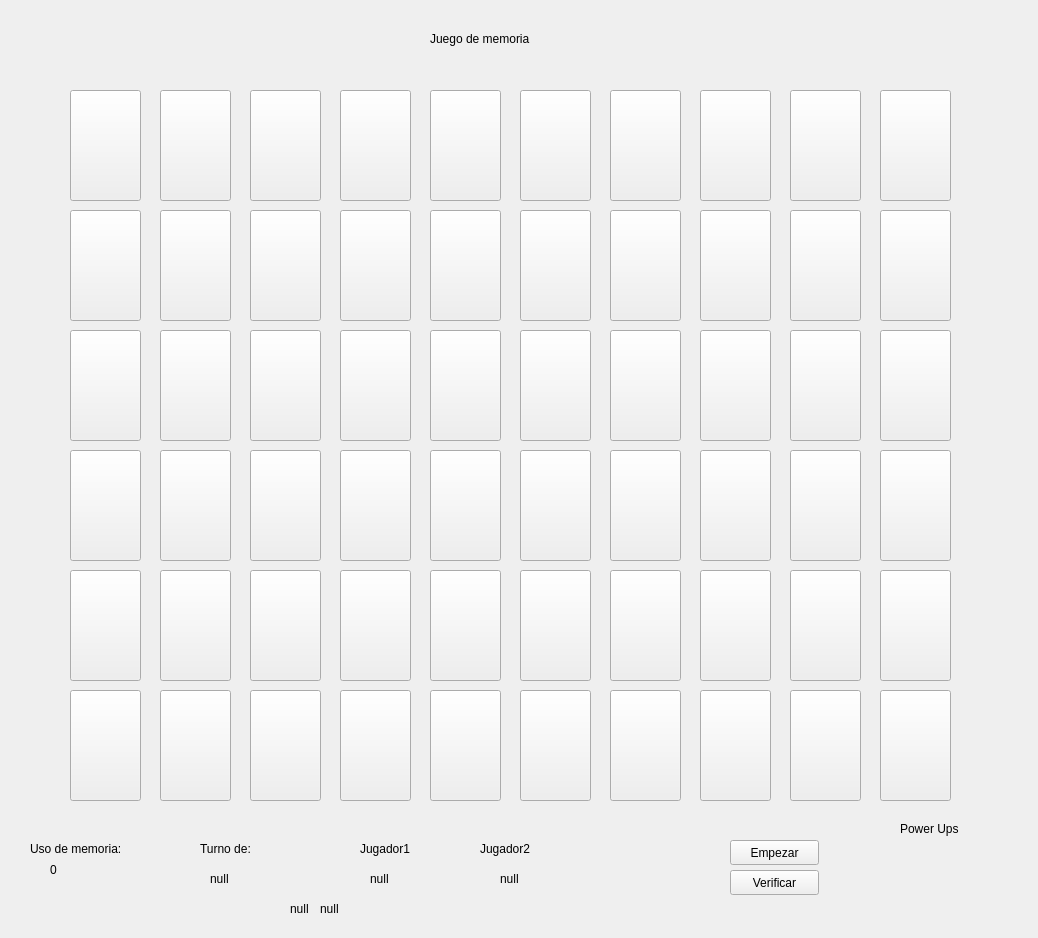
First picture: the form in Interfaz/Cliente_Memoria/mainwindow.ui, repository dylangf16/Proyecto-01-CE-2103, before the edit.
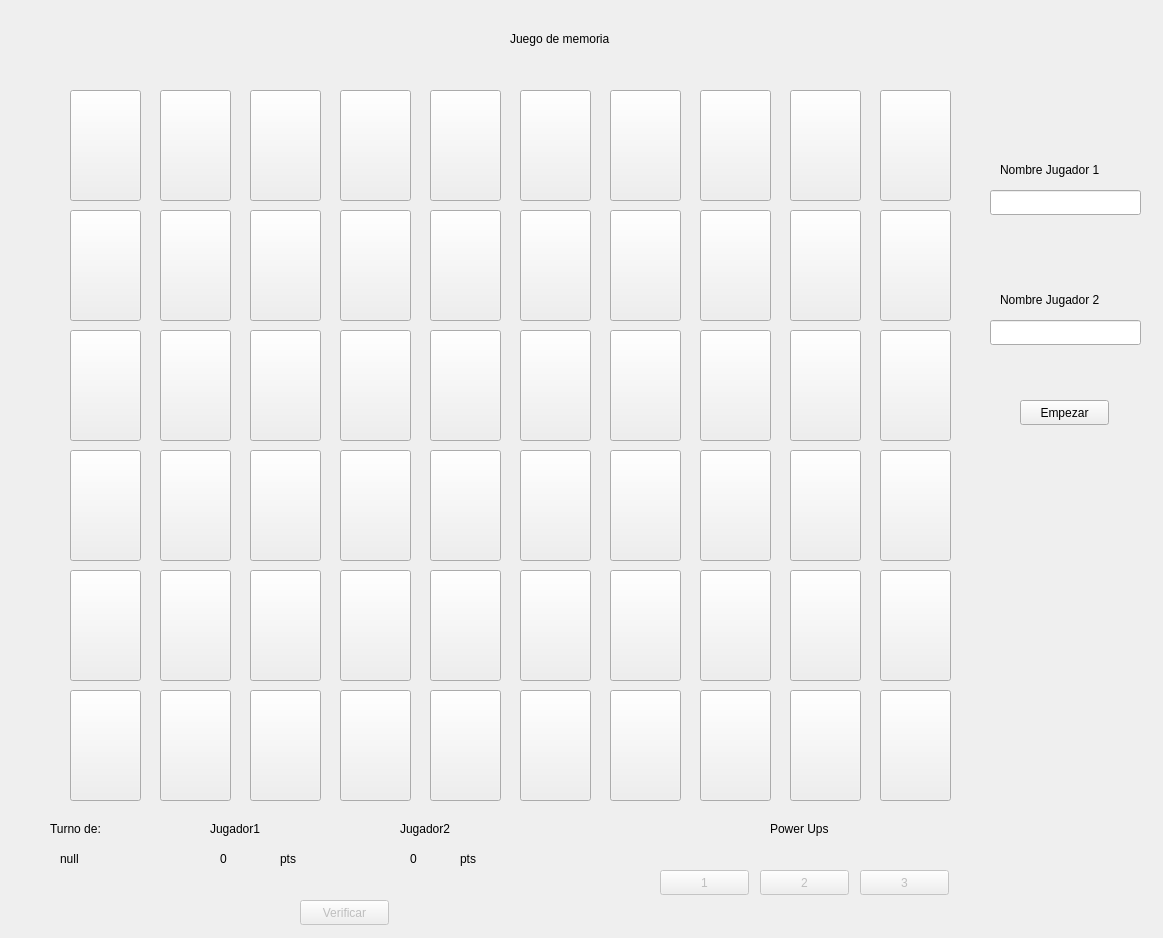
Second picture: the form after the edit. Icons and pictures are not drawn.

```diff
--- a/Interfaz/Cliente_Memoria/mainwindow.ui
+++ b/Interfaz/Cliente_Memoria/mainwindow.ui
@@ -6,7 +6,7 @@
    <rect>
     <x>0</x>
     <y>0</y>
-    <width>1038</width>
+    <width>1163</width>
     <height>938</height>
    </rect>
   </property>
@@ -17,7 +17,7 @@
    <widget class="QLabel" name="label">
     <property name="geometry">
      <rect>
-      <x>430</x>
+      <x>510</x>
       <y>30</y>
       <width>131</width>
       <height>17</height>
@@ -27,36 +27,10 @@
      <string>Juego de memoria</string>
     </property>
    </widget>
-   <widget class="QLabel" name="label_2">
-    <property name="geometry">
-     <rect>
-      <x>30</x>
-      <y>840</y>
-      <width>131</width>
-      <height>17</height>
-     </rect>
-    </property>
-    <property name="text">
-     <string>Uso de memoria:</string>
-    </property>
-   </widget>
-   <widget class="QLabel" name="mem_usage">
-    <property name="geometry">
-     <rect>
-      <x>50</x>
-      <y>860</y>
-      <width>111</width>
-      <height>20</height>
-     </rect>
-    </property>
-    <property name="text">
-     <string>0</string>
-    </property>
-   </widget>
    <widget class="QLabel" name="label_6">
     <property name="geometry">
      <rect>
-      <x>900</x>
+      <x>770</x>
       <y>820</y>
       <width>81</width>
       <height>17</height>
@@ -69,8 +43,8 @@
    <widget class="QLabel" name="label_4">
     <property name="geometry">
      <rect>
-      <x>200</x>
-      <y>840</y>
+      <x>50</x>
+      <y>820</y>
       <width>61</width>
       <height>17</height>
      </rect>
@@ -82,8 +56,8 @@
    <widget class="QLabel" name="turno">
     <property name="geometry">
      <rect>
-      <x>210</x>
-      <y>870</y>
+      <x>60</x>
+      <y>850</y>
       <width>41</width>
       <height>17</height>
      </rect>
@@ -1245,8 +1219,8 @@
    <widget class="QPushButton" name="btn_start">
     <property name="geometry">
      <rect>
-      <x>730</x>
-      <y>840</y>
+      <x>1020</x>
+      <y>400</y>
       <width>89</width>
       <height>25</height>
      </rect>
@@ -1256,10 +1230,13 @@
     </property>
    </widget>
    <widget class="QPushButton" name="btn_verif">
+    <property name="enabled">
+     <bool>false</bool>
+    </property>
     <property name="geometry">
      <rect>
-      <x>730</x>
-      <y>870</y>
+      <x>300</x>
+      <y>900</y>
       <width>89</width>
       <height>25</height>
      </rect>
@@ -1501,8 +1478,8 @@
    <widget class="QLabel" name="name_jugador1">
     <property name="geometry">
      <rect>
-      <x>360</x>
-      <y>840</y>
+      <x>210</x>
+      <y>820</y>
       <width>81</width>
       <height>17</height>
      </rect>
@@ -1514,8 +1491,8 @@
    <widget class="QLabel" name="name_jugador2">
     <property name="geometry">
      <rect>
-      <x>480</x>
-      <y>840</y>
+      <x>400</x>
+      <y>820</y>
       <width>71</width>
       <height>17</height>
      </rect>
@@ -1527,53 +1504,147 @@
    <widget class="QLabel" name="pts_jugador1">
     <property name="geometry">
      <rect>
-      <x>370</x>
-      <y>870</y>
+      <x>220</x>
+      <y>850</y>
       <width>41</width>
       <height>17</height>
      </rect>
     </property>
     <property name="text">
-     <string>null</string>
+     <string>0</string>
     </property>
    </widget>
    <widget class="QLabel" name="pts_jugador2">
     <property name="geometry">
      <rect>
-      <x>500</x>
-      <y>870</y>
+      <x>410</x>
+      <y>850</y>
       <width>41</width>
       <height>17</height>
      </rect>
     </property>
     <property name="text">
-     <string>null</string>
+     <string>0</string>
     </property>
    </widget>
-   <widget class="QLabel" name="carta_jugada2">
+   <widget class="QLabel" name="label_2">
     <property name="geometry">
      <rect>
-      <x>320</x>
-      <y>900</y>
-      <width>41</width>
+      <x>1000</x>
+      <y>160</y>
+      <width>141</width>
+      <height>20</height>
+     </rect>
+    </property>
+    <property name="text">
+     <string>Nombre Jugador 1</string>
+    </property>
+   </widget>
+   <widget class="QLabel" name="label_3">
+    <property name="geometry">
+     <rect>
+      <x>1000</x>
+      <y>290</y>
+      <width>141</width>
+      <height>20</height>
+     </rect>
+    </property>
+    <property name="text">
+     <string>Nombre Jugador 2</string>
+    </property>
+   </widget>
+   <widget class="QLabel" name="label_1">
+    <property name="geometry">
+     <rect>
+      <x>280</x>
+      <y>850</y>
+      <width>21</width>
       <height>17</height>
      </rect>
     </property>
     <property name="text">
-     <string>null</string>
+     <string>pts</string>
     </property>
    </widget>
    <widget class="QLabel" name="carta_jugada1">
     <property name="geometry">
      <rect>
-      <x>290</x>
-      <y>900</y>
-      <width>41</width>
+      <x>460</x>
+      <y>850</y>
+      <width>21</width>
       <height>17</height>
      </rect>
     </property>
     <property name="text">
-     <string>null</string>
+     <string>pts</string>
+    </property>
+   </widget>
+   <widget class="QPushButton" name="pwup_1">
+    <property name="enabled">
+     <bool>false</bool>
+    </property>
+    <property name="geometry">
+     <rect>
+      <x>660</x>
+      <y>870</y>
+      <width>89</width>
+      <height>25</height>
+     </rect>
+    </property>
+    <property name="text">
+     <string>1</string>
+    </property>
+   </widget>
+   <widget class="QPushButton" name="pwup_2">
+    <property name="enabled">
+     <bool>false</bool>
+    </property>
+    <property name="geometry">
+     <rect>
+      <x>760</x>
+      <y>870</y>
+      <width>89</width>
+      <height>25</height>
+     </rect>
+    </property>
+    <property name="text">
+     <string>2</string>
+    </property>
+   </widget>
+   <widget class="QPushButton" name="pwup_3">
+    <property name="enabled">
+     <bool>false</bool>
+    </property>
+    <property name="geometry">
+     <rect>
+      <x>860</x>
+      <y>870</y>
+      <width>89</width>
+      <height>25</height>
+     </rect>
+    </property>
+    <property name="text">
+     <string>3</string>
+    </property>
+   </widget>
+   <widget class="QLineEdit" name="lineEdit">
+    <property name="geometry">
+     <rect>
+      <x>990</x>
+      <y>190</y>
+      <width>151</width>
+      <height>25</height>
+     </rect>
+    </property>
+   </widget>
+   <widget class="QLineEdit" name="lineEdit_2">
+    <property name="geometry">
+     <rect>
+      <x>990</x>
+      <y>320</y>
+      <width>151</width>
+      <height>25</height>
+     </rect>
     </property>
    </widget>
    <zorder>pushButton_55</zorder>
```
Left out of the diff: 17 changed lines with no effect on the pictures.
